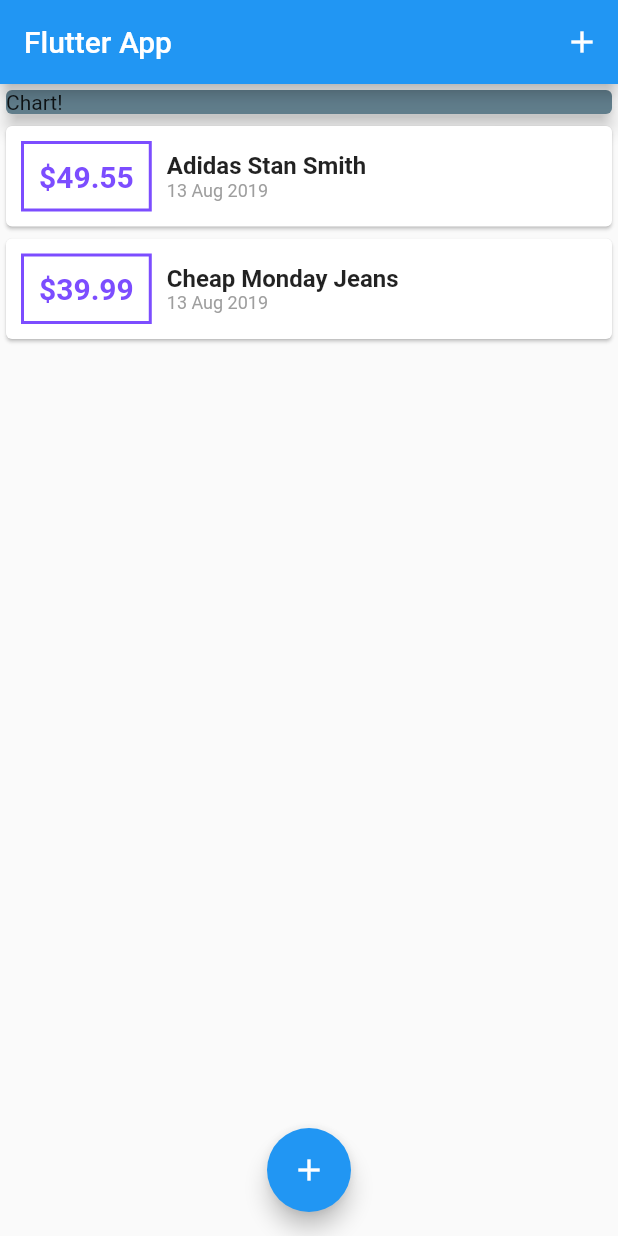
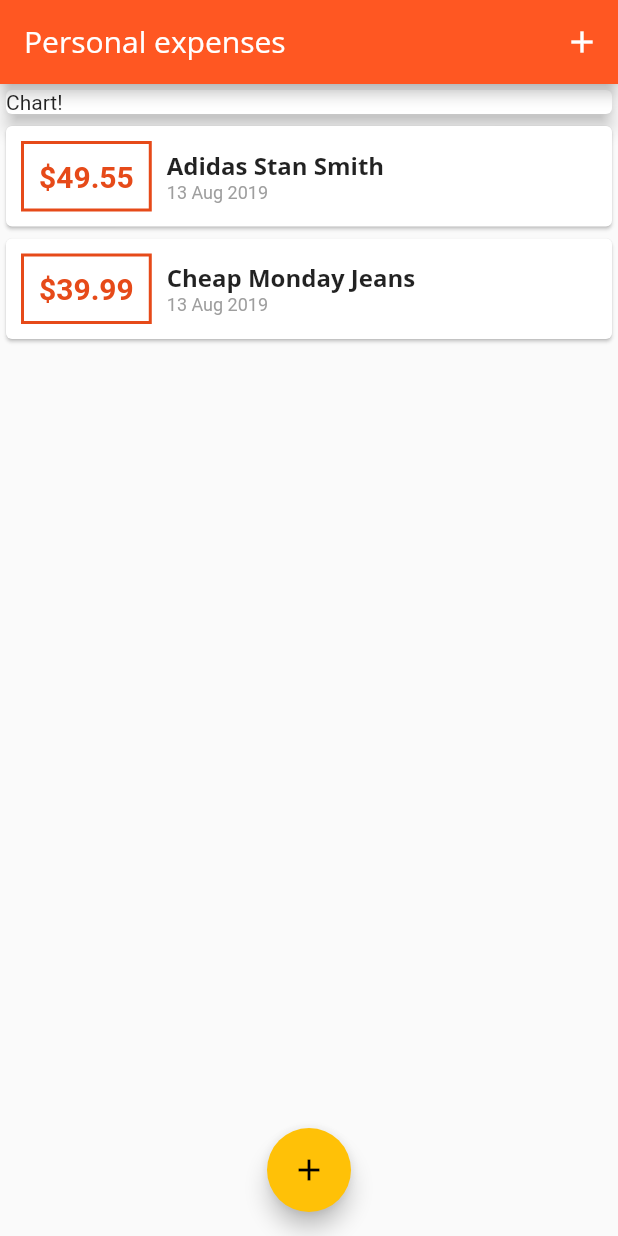
Before and after one commit to Haugen/flutter, a Flutter app: the screen it shows after launch, on a phone screen of 412 x 824 dp. Run offline on Flutter 3.47's test engine with Material 2 defaults, Android fonts, the phone set to English and light mode, and no system bars.

Commit message:
Trying out some theming and using external fonts.

```diff
--- a/expenses/lib/main.dart
+++ b/expenses/lib/main.dart
@@ -10,8 +10,28 @@ class MyApp extends StatelessWidget {
   @override
   Widget build(BuildContext context) {
     return MaterialApp(
-      title: 'Flutter App',
+      title: 'Personal expenses',
       home: MyHomePage(),
+      theme: ThemeData(
+        primarySwatch: Colors.deepOrange,
+        accentColor: Colors.amber,
+        fontFamily: 'Quicksand',
+        textTheme: Theme.of(context).textTheme.copyWith(
+              title: TextStyle(
+                fontFamily: 'OpenSans',
+                fontWeight: FontWeight.bold,
+                fontSize: 16,
+              ),
+            ),
+        appBarTheme: AppBarTheme(
+          textTheme: ThemeData.light().textTheme.copyWith(
+                title: TextStyle(
+                  fontFamily: 'OpenSans',
+                  fontSize: 20,
+                ),
+              ),
+        ),
+      ),
     );
   }
 }
@@ -67,7 +87,7 @@ class _MyHomePageState extends State<MyHomePage> {
       ),
       floatingActionButtonLocation: FloatingActionButtonLocation.centerFloat,
       appBar: AppBar(
-        title: Text('Flutter App'),
+        title: Text('Personal expenses'),
         actions: <Widget>[
           IconButton(
             icon: Icon(Icons.add),
@@ -80,7 +100,6 @@ class _MyHomePageState extends State<MyHomePage> {
         children: <Widget>[
           Container(
             child: Card(
-              color: Colors.blueGrey,
               elevation: 5,
               child: Text("Chart!"),
             ),
--- a/expenses/lib/widgets/transaction_list.dart
+++ b/expenses/lib/widgets/transaction_list.dart
@@ -24,7 +24,7 @@ class TransactionList extends StatelessWidget {
                   decoration: BoxDecoration(
                     color: Colors.white,
                     border: Border.all(
-                      color: Colors.deepPurpleAccent,
+                      color: Theme.of(context).primaryColorDark,
                       width: 2,
                     ),
                   ),
@@ -33,7 +33,7 @@ class TransactionList extends StatelessWidget {
                     style: TextStyle(
                       fontWeight: FontWeight.bold,
                       fontSize: 20,
-                      color: Colors.deepPurpleAccent,
+                      color: Theme.of(context).primaryColorDark,
                     ),
                   ),
                 ),
@@ -43,10 +43,7 @@ class TransactionList extends StatelessWidget {
                   children: <Widget>[
                     Text(
                       transactions[index].title,
-                      style: TextStyle(
-                        fontSize: 16,
-                        fontWeight: FontWeight.bold,
-                      ),
+                      style: Theme.of(context).textTheme.title,
                     ),
                     Text(
                       DateFormat('dd MMM yyyy')
```
Also changed, not shown: expenses/pubspec.yaml (+11 -11 lines), expenses/assets/fonts/OpenSans-Bold.ttf (added), expenses/assets/fonts/OpenSans-Regular.ttf (added), expenses/assets/fonts/Quicksand-Bold.ttf (added), expenses/assets/fonts/Quicksand-Regular.ttf (added).
